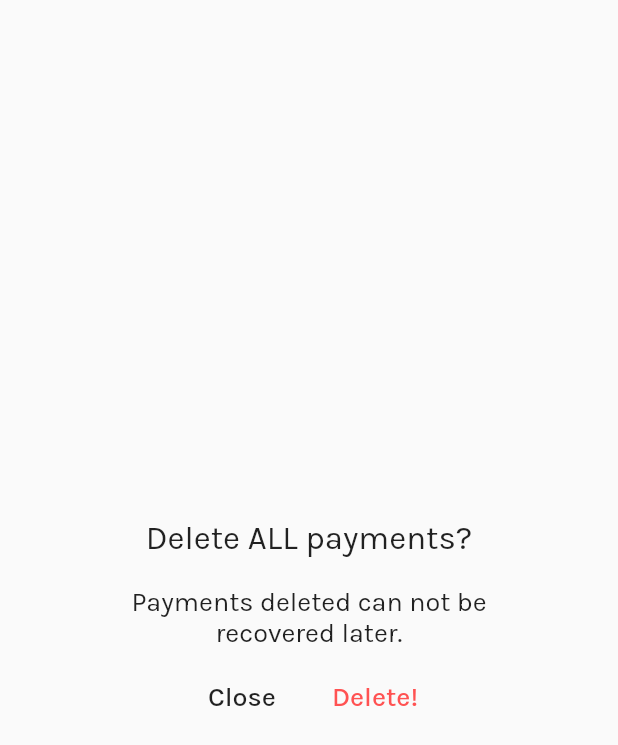
After one commit to feMoraes0/pay-list, a Flutter app: the DeleteScreen screen opened by its route, on a phone screen of 412 x 824 dp. The commit adds this screen. Shown: the top 745 px of the screen. Run offline on Flutter 3.47's test engine with Material 2 defaults, Android fonts, the phone set to English and light mode, and no system bars; our stand-ins replace google_fonts, sqflite; accounts and stored records are empty.

Commit message:
feat: delete list/reset account

```diff
--- a/lib/components/custom_scroll.dart
+++ b/lib/components/custom_scroll.dart
@@ -114,9 +114,12 @@ class _CustomScrollState extends State<CustomScroll> {
                   icon: Icon(
                     Icons.clear_all,
                     size: 27.0,
-                    color: Colors.transparent,
+                    color: (widget.payments.length > 0) ? Colors.white : Colors.transparent,
                   ),
-                  onPressed: () {},
+                  onPressed: () {
+                    if(widget.payments.length > 0)
+                      Navigator.of(context).pushNamed('delete');
+                  },
                 ),
               ],
             ),
--- a/lib/main.dart
+++ b/lib/main.dart
@@ -1,5 +1,6 @@
 import 'package:flutter/material.dart';
 import 'package:pay_list/screens/app.dart';
+import 'package:pay_list/screens/delete.dart';
 import 'package:pay_list/screens/new_payments.dart';
 
 void main() => runApp(MyApp());
@@ -23,6 +24,7 @@ class MyApp extends StatelessWidget {
       routes: {
         'new': (context) => NewPayments(),
         'app': (context) => AppScreen(),
+        'delete': (context) => DeleteScreen(),
       },
       home: AppScreen(),
     );
--- a/lib/screens/app.dart
+++ b/lib/screens/app.dart
@@ -19,6 +19,7 @@ class AppScreen extends StatelessWidget {
   @override
   Widget build(BuildContext context) {
     ThemeData theme = Theme.of(context);
+    print('rendering app...');
 
     return Scaffold(
       backgroundColor: theme.backgroundColor,
--- /dev/null
+++ b/lib/screens/delete.dart
@@ -0,0 +1,73 @@
+import 'package:flutter/material.dart';
+import 'package:google_fonts/google_fonts.dart';
+import 'package:pay_list/models/paymentDB.dart';
+
+class DeleteScreen extends StatelessWidget {
+  void delete(BuildContext context) async {
+    PaymentDB db = new PaymentDB();
+    await db.clear();
+    Navigator.pop(context);
+  }
+
+  @override
+  Widget build(BuildContext context) {
+    return Scaffold(
+      appBar: null,
+      body: SafeArea(
+        child: Column(
+          mainAxisAlignment: MainAxisAlignment.center,
+          crossAxisAlignment: CrossAxisAlignment.center,
+          children: <Widget>[
+            Padding(
+              padding: const EdgeInsets.all(10.0),
+              child: Text(
+                "Delete ALL payments?",
+                style: GoogleFonts.karla(
+                  fontSize: 22.0,
+                ),
+              ),
+            ),
+            Padding(
+              padding: const EdgeInsets.symmetric(vertical: 8.0, horizontal: 60.0,),
+              child: Text(
+                "Payments deleted can not be recovered later.",
+                textAlign: TextAlign.center,
+                style: GoogleFonts.karla(
+                  fontSize: 18.0,
+                ),
+              ),
+            ),
+            Row(
+              mainAxisAlignment: MainAxisAlignment.center,
+              children: <Widget>[
+                FlatButton(
+                  child: Text(
+                    "Close",
+                    style: GoogleFonts.karla(
+                      fontSize: 18.0
+                    ),
+                  ),
+                  onPressed: () {
+                    Navigator.of(context).pop();
+                  },
+                ),
+                FlatButton(
+                  child: Text(
+                    "Delete!",
+                    style: GoogleFonts.karla(
+                      fontSize: 18.0,
+                      color: Colors.redAccent,
+                    ),
+                  ),
+                  onPressed: () {
+                    this.delete(context);
+                  },
+                ),
+              ],
+            )
+          ],
+        ),
+      ),
+    );
+  }
+}
```
